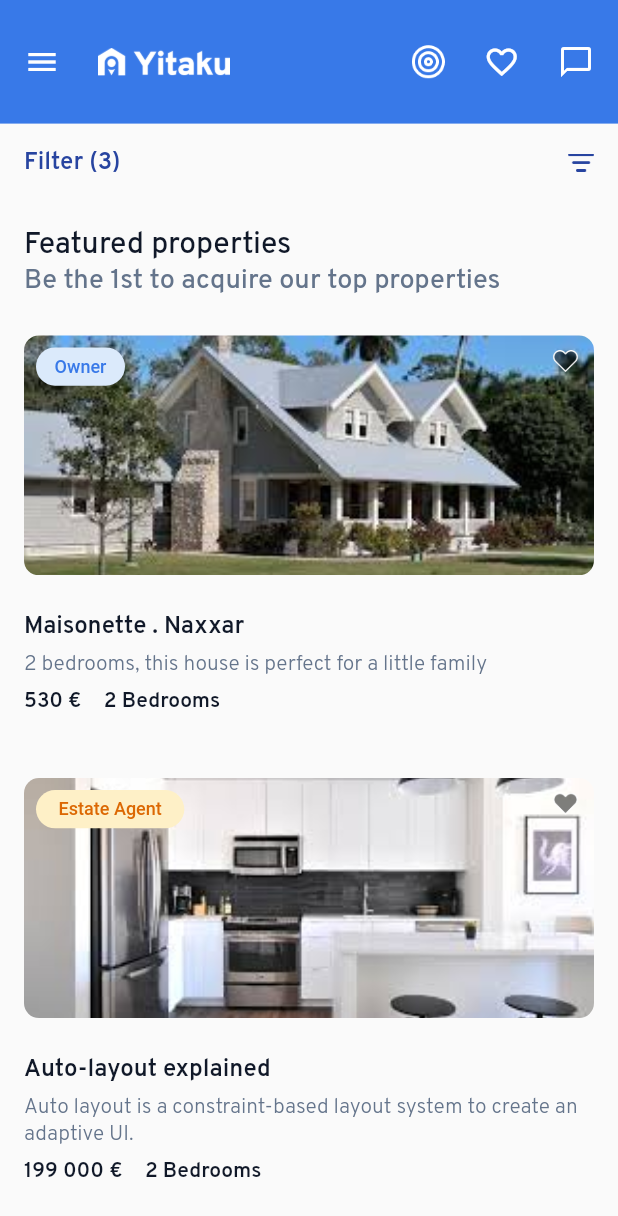
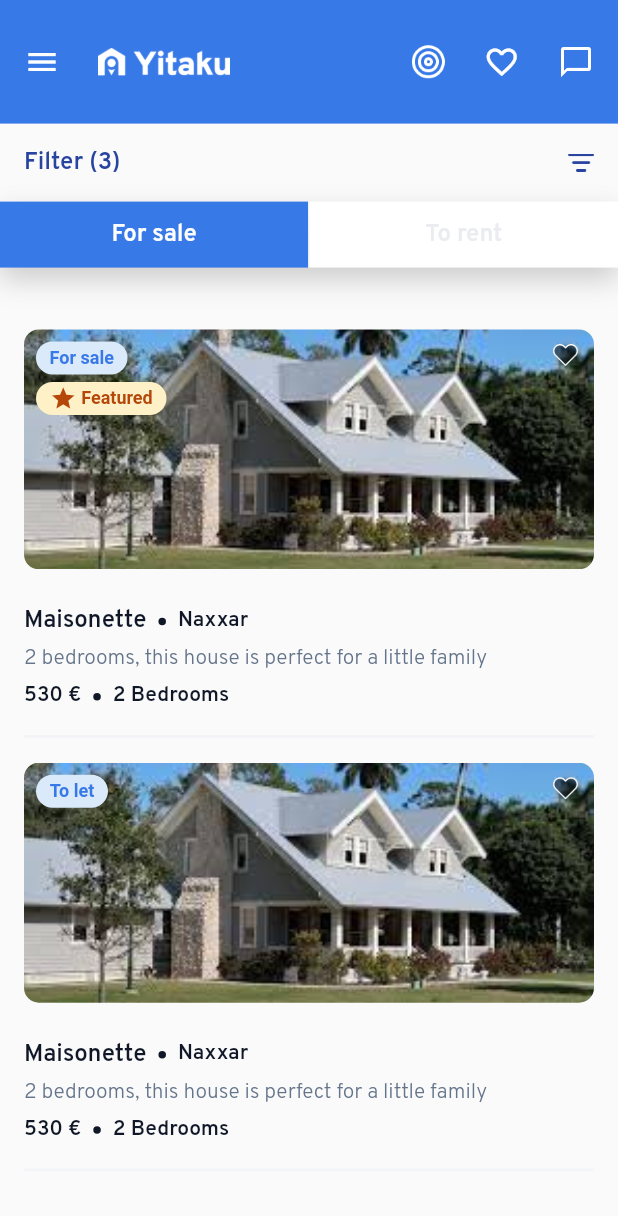
Before and after one commit to JyotBrainBinary/yitaku_new, a Flutter app: the HomeScreenTwo screen opened directly, on a phone screen of 412 x 824 dp. Shown: the top 1216 px of the screen. Run offline on Flutter 3.47's test engine with Material 2 defaults, Android fonts, the light colour scheme and no system bars; our stand-ins replace carousel_slider, get.

Commit message:
change j

```diff
--- a/lib/screen/home_screen_two/home_controller_two.dart
+++ b/lib/screen/home_screen_two/home_controller_two.dart
@@ -4,5 +4,6 @@ class HomeControllerTwo extends GetxController{
 bool isOpenList = false;
 
 bool isForSale = true;
+bool isRent = false;
 
 }
--- a/lib/screen/home_screen_two/home_screen_two.dart
+++ b/lib/screen/home_screen_two/home_screen_two.dart
@@ -80,6 +80,7 @@ class _HomeScreenTwoState extends State<HomeScreenTwo> {
                   ),
                 ),
 
+                ///---------Filter (3)----------
                 Padding(
                   padding: const EdgeInsets.all(16),
                   child: Row(
@@ -95,13 +96,13 @@ class _HomeScreenTwoState extends State<HomeScreenTwo> {
                       Spacer(),
                       GestureDetector(
                         onTap: () {
-                          if (homeControllerTwo.isOpenList == false) {
+                          /*if (homeControllerTwo.isOpenList == false) {
                             homeControllerTwo.isOpenList = true;
                             controller.update(["homeTwo"]);
                           } else {
                             homeControllerTwo.isOpenList = false;
                             controller.update(["homeTwo"]);
-                          }
+                          }*/
                         },
                         child: Image.asset(
                           AssetRes.downList,
@@ -113,8 +114,9 @@ class _HomeScreenTwoState extends State<HomeScreenTwo> {
                   ),
                 ),
 
-                (homeControllerTwo.isOpenList == true)
-                    ? Container(
+
+                ///------ tab bar --------
+                Container(
                   decoration: BoxDecoration(
                     boxShadow: [
                       BoxShadow(
@@ -129,7 +131,11 @@ class _HomeScreenTwoState extends State<HomeScreenTwo> {
                       Expanded(
                         child: InkWell(
                           onTap: (){
+                            if(homeControllerTwo.isForSale == false){
                               homeControllerTwo.isForSale = true;
+                            } else{
+                              homeControllerTwo.isForSale = false;
+                            }
                             controller.update(["homeTwo"]);
                           },
                           child: Container(
@@ -154,34 +160,37 @@ class _HomeScreenTwoState extends State<HomeScreenTwo> {
                       Expanded(
                         child: InkWell(
                           onTap: (){
-                                  homeControllerTwo.isForSale = false;
+                           if(homeControllerTwo.isRent == true){
+                             homeControllerTwo.isRent = false;
+                           }else{
+                             homeControllerTwo.isRent = true;
+                           }
                             controller.update(["homeTwo"]);
                           },
                           child: Container(
                             alignment: Alignment.center,
                             height: 44,
-                                  color: (homeControllerTwo.isForSale == false)? ColorRes.color3879E8 : ColorRes.white,
+                            color: (homeControllerTwo.isRent == true)? ColorRes.color3879E8 : ColorRes.white,
                             child: Text(
                               "To rent",
                               style: overpassRegular(
                                   fontWeight: FontWeight.w600,
                                   fontSize: 16,
-                                        color: (homeControllerTwo.isForSale == true)?ColorRes.colorEAECF0: ColorRes.white),
+                                  color: (homeControllerTwo.isRent == false)?ColorRes.colorEAECF0: ColorRes.white),
                             ),
                           ),
                         ),
                       ),
                     ],
                   ),
-                      )
-                    : SizedBox(),
+                ),
 
 
 
 
                 ///---------------featured properties-----------
                Expanded(
-                  child: ( homeControllerTwo.isForSale == true)
+                  child: ( homeControllerTwo.isForSale == true )
                       ? SingleChildScrollView(
                     child: Column(
                       children: [
@@ -191,20 +200,6 @@ class _HomeScreenTwoState extends State<HomeScreenTwo> {
                           child: Column(
                             crossAxisAlignment: CrossAxisAlignment.start,
                             children: [
-                              Text(
-                                StringRes.featuredProperties,
-                                style: overpassRegular(
-                                    fontWeight: FontWeight.w500,
-                                    color: ColorRes.fontGrey,
-                                    fontSize: 20),
-                              ),
-                              Text(
-                                StringRes.beThe1stToAcquireOurTopProperties,
-                                style: overpassRegular(
-                                    fontWeight: FontWeight.w500,
-                                    color: ColorRes.hinttext,
-                                    fontSize: 18),
-                              ),
                               SizedBox(height: Get.height * 0.03),
                               Stack(
                                 children: [
@@ -213,22 +208,26 @@ class _HomeScreenTwoState extends State<HomeScreenTwo> {
                                     width: Get.width,
                                     decoration: BoxDecoration(
                                         borderRadius: BorderRadius.circular(10),
-                                        image: DecorationImage(
+                                        image: const DecorationImage(
                                             image: AssetImage(
                                               AssetRes.homeScreenImg1,
                                             ),
-                                            fit: BoxFit.cover)),
+                                            fit: BoxFit.cover,
+                                        )
+                                    ),
                                   ),
                                   Padding(
-                                    padding: EdgeInsets.only(
-                                        top: 8, right: 10, left: 8),
+                                    padding: EdgeInsets.only(top: 8, right: 10, left: 8),
                                     child: Row(
                                       crossAxisAlignment:
                                           CrossAxisAlignment.start,
                                       children: [
+                                       Column(
+                                         crossAxisAlignment: CrossAxisAlignment.start,
+                                         children: [
                                            Container(
-                                          height: Get.height * 0.031,
-                                          width: Get.width * 0.144,
+                                             height: 22,
+                                             width: 61,
                                              decoration: BoxDecoration(
                                                color: ColorRes.skyLight,
                                                borderRadius:
@@ -236,13 +235,41 @@ class _HomeScreenTwoState extends State<HomeScreenTwo> {
                                              ),
                                              alignment: Alignment.center,
                                              child: Text(
-                                            StringRes.owner,
+                                               StringRes.forSale,
                                                style: semiBold(
                                                  color: ColorRes.sky,
                                                  fontSize: 12,
-                                              fontWeight: FontWeight.w500,
+                                                 fontWeight: FontWeight.w600,
                                                ),
                                              ),
+                                           ),
+                                           SizedBox(height: 5),
+                                           Container(
+                                             height: 22,
+                                             width: 87,
+                                             decoration: BoxDecoration(
+                                               color: ColorRes.yellowLight,
+                                               borderRadius:
+                                               BorderRadius.circular(16),
+                                             ),
+                                             alignment: Alignment.center,
+                                             child: Row(
+                                               mainAxisAlignment: MainAxisAlignment.center,
+                                               children: [
+                                                 Icon(Icons.star, color: ColorRes.colorB54708, size: 18),
+                                                 SizedBox(width: 3),
+                                                 Text(
+                                                   StringRes.featured,
+                                                   style: semiBold(
+                                                     color: ColorRes.colorB54708,
+                                                     fontSize: 12,
+                                                     fontWeight: FontWeight.w600,
+                                                   ),
+                                                 ),
+                                               ],
+                                             ),
+                                           ),
+                                         ],
                                        ),
                                         Spacer(),
                                         Image.asset(
@@ -255,12 +282,32 @@ class _HomeScreenTwoState extends State<HomeScreenTwo> {
                                 ],
                               ),
                               SizedBox(height: Get.height * 0.03),
+                              Row(
+                                children: [
                                   Text(
-                                "Maisonette . Naxxar",
+                                    "Maisonette",
                                     style: overpassRegular(
                                         color: ColorRes.fontGrey,
                                         fontWeight: FontWeight.w600,
                                         fontSize: 16),
+                                  ),
+                                  SizedBox(width: 8),
+                                  Container(
+                                    height: 5,
+                                    width: 5,
+                                    decoration: BoxDecoration(
+                                        shape: BoxShape.circle,
+                                        color: ColorRes.fontGrey
+                                    ),
+                                  ),
+                                  SizedBox(width: 8),
+                                  Text(
+                                    "Naxxar",
+                                    style: overpassRegular(
+                                        color: ColorRes.fontGrey,
+                                        fontWeight: FontWeight.w600),
+                                  ),
+                                ],
                               ),
                               SizedBox(height: Get.height * 0.008),
                               Text(
@@ -279,7 +326,16 @@ class _HomeScreenTwoState extends State<HomeScreenTwo> {
                                         color: ColorRes.fontGrey,
                                         fontWeight: FontWeight.w600),
                                   ),
-                                  SizedBox(width: 15),
+                                  SizedBox(width: 8),
+                                  Container(
+                                    height: 5,
+                                    width: 5,
+                                    decoration: BoxDecoration(
+                                      shape: BoxShape.circle,
+                                      color: ColorRes.fontGrey
+                                    ),
+                                  ),
+                                  SizedBox(width: 8),
                                   Text(
                                     "2 Bedrooms",
                                     style: overpassRegular(
@@ -288,7 +344,12 @@ class _HomeScreenTwoState extends State<HomeScreenTwo> {
                                   ),
                                 ],
                               ),
-                              SizedBox(height: Get.height * 0.05),
+                              SizedBox(height: Get.height * 0.02),
+                              Container(
+                                height: 2,
+                                color: ColorRes.colorF2F4F7,
+                              ),
+                              SizedBox(height: Get.height * 0.02),
                               Stack(
                                 children: [
                                   Container(
@@ -296,34 +357,34 @@ class _HomeScreenTwoState extends State<HomeScreenTwo> {
                                     width: Get.width,
                                     decoration: BoxDecoration(
                                         borderRadius: BorderRadius.circular(10),
-                                        image: DecorationImage(
+                                        image: const DecorationImage(
                                           image: AssetImage(
-                                              AssetRes.homeScreenImg3,
+                                            AssetRes.homeScreenImg1,
                                           ),
-                                            fit: BoxFit.cover)),
+                                          fit: BoxFit.cover,
+                                        )
+                                    ),
                                   ),
                                   Padding(
-                                    padding: EdgeInsets.only(
-                                        top: 8, right: 10, left: 8),
+                                    padding: EdgeInsets.only(top: 8, right: 10, left: 8),
                                     child: Row(
                                       crossAxisAlignment:
                                       CrossAxisAlignment.start,
                                       children: [
                                         Container(
-                                          height: Get.height * 0.031,
-                                          width: Get.width * 0.24,
+                                          height: 22,
+                                          width: 48,
                                           decoration: BoxDecoration(
-                                            color: ColorRes.yellowLight,
-                                            borderRadius:
-                                                BorderRadius.circular(16),
+                                            color: ColorRes.skyLight,
+                                            borderRadius: BorderRadius.circular(16),
                                           ),
                                           alignment: Alignment.center,
                                           child: Text(
-                                            StringRes.estate,
+                                            StringRes.toLet,
                                             style: semiBold(
-                                              color: ColorRes.yellow,
+                                              color: ColorRes.sky,
                                               fontSize: 12,
-                                              fontWeight: FontWeight.w500,
+                                              fontWeight: FontWeight.w600,
                                             ),
                                           ),
                                         ),
@@ -338,16 +399,36 @@ class _HomeScreenTwoState extends State<HomeScreenTwo> {
                                 ],
                               ),
                               SizedBox(height: Get.height * 0.03),
+                              Row(
+                                children: [
                                   Text(
-                                "Auto-layout explained",
+                                    "Maisonette",
                                     style: overpassRegular(
                                         color: ColorRes.fontGrey,
                                         fontWeight: FontWeight.w600,
                                         fontSize: 16),
                                   ),
+                                  SizedBox(width: 8),
+                                  Container(
+                                    height: 5,
+                                    width: 5,
+                                    decoration: BoxDecoration(
+                                        shape: BoxShape.circle,
+                                        color: ColorRes.fontGrey
+                                    ),
+                                  ),
+                                  SizedBox(width: 8),
+                                  Text(
+                                    "Naxxar",
+                                    style: overpassRegular(
+                                        color: ColorRes.fontGrey,
+                                        fontWeight: FontWeight.w600),
+                                  ),
+                                ],
+                              ),
                               SizedBox(height: Get.height * 0.008),
                               Text(
-                                "Auto layout is a constraint-based layout system to create an adaptive UI.",
+                                "2 bedrooms, this house is perfect for a little family ",
                                 style: overpassRegular(
                                     color: ColorRes.hinttext,
                                     fontSize: 14,
@@ -357,21 +438,33 @@ class _HomeScreenTwoState extends State<HomeScreenTwo> {
                               Row(
                                 children: [
                                   Text(
-                                    "199 000 €",
+                                    "530 €",
                                     style: overpassRegular(
                                         color: ColorRes.fontGrey,
-                                        fontWeight: FontWeight.w600,
-                                        fontSize: 14),
+                                        fontWeight: FontWeight.w600),
                                   ),
-                                  SizedBox(width: 15),
+                                  SizedBox(width: 8),
+                                  Container(
+                                    height: 5,
+                                    width: 5,
+                                    decoration: BoxDecoration(
+                                        shape: BoxShape.circle,
+                                        color: ColorRes.fontGrey
+                                    ),
+                                  ),
+                                  SizedBox(width: 8),
                                   Text(
                                     "2 Bedrooms",
                                     style: overpassRegular(
                                         color: ColorRes.fontGrey,
-                                        fontWeight: FontWeight.w600,
-                                        fontSize: 14),
+                                        fontWeight: FontWeight.w600),
                                   ),
                                 ],
+                              ),
+                              SizedBox(height: Get.height * 0.02),
+                              Container(
+                                height: 2,
+                                color: ColorRes.colorF2F4F7,
                               ),
                               SizedBox(height: Get.height * 0.035),
                             ],
@@ -380,7 +473,7 @@ class _HomeScreenTwoState extends State<HomeScreenTwo> {
 
                         ///---------------All Properties-----------
 
-                        Container(
+                        /*Container(
                           height: 16,
                           width: Get.width,
                           color: ColorRes.colorF2F4F7,
@@ -491,7 +584,7 @@ class _HomeScreenTwoState extends State<HomeScreenTwo> {
                               SizedBox(height: Get.height * 0.05),
                             ],
                           ),
-                        ),
+                        ),*/
                       ],
                     ),
                   )
--- a/lib/utils/StringRes.dart
+++ b/lib/utils/StringRes.dart
@@ -79,6 +79,12 @@ class StringRes {
 
   static const home = "Home";
   static const owner = "Owner";
+  static const forSale = "For sale";
+  static const toLet = "To let";
+
+
+  static const featured = "Featured";
+
   static const estate = "Estate Agent";
   static const loanCalculator = "Loan calculator";
 
--- a/lib/utils/colorRes.dart
+++ b/lib/utils/colorRes.dart
@@ -32,5 +32,7 @@ class ColorRes {
   static const color365CC0 = Color(0XFF365CC0);
   static const color2F3941 = Color(0XFF2F3941);
 
+  static const colorB54708 = Color(0XFFB54708);
+
 
 }
--- a/pubspec.yaml
+++ b/pubspec.yaml
@@ -40,6 +40,7 @@ dependencies:
   carousel_slider: ^4.2.1
   step_progress_indicator: ^1.0.2
   email_validator: ^2.1.17
+  url_launcher: ^6.1.10
 
 dev_dependencies:
   flutter_test:
```
Also changed, not shown: lib/screen/Auth/loginpage_new/login_new.dart (+38 -40 lines), lib/screen/goal_screen/goal_screen.dart (+4 -4 lines), lib/screen/typeSeller_screen/type_seller_screen.dart (+135 -116 lines), pubspec.lock, 5 other files. Lines whose indentation alone changed are shown as unchanged.
